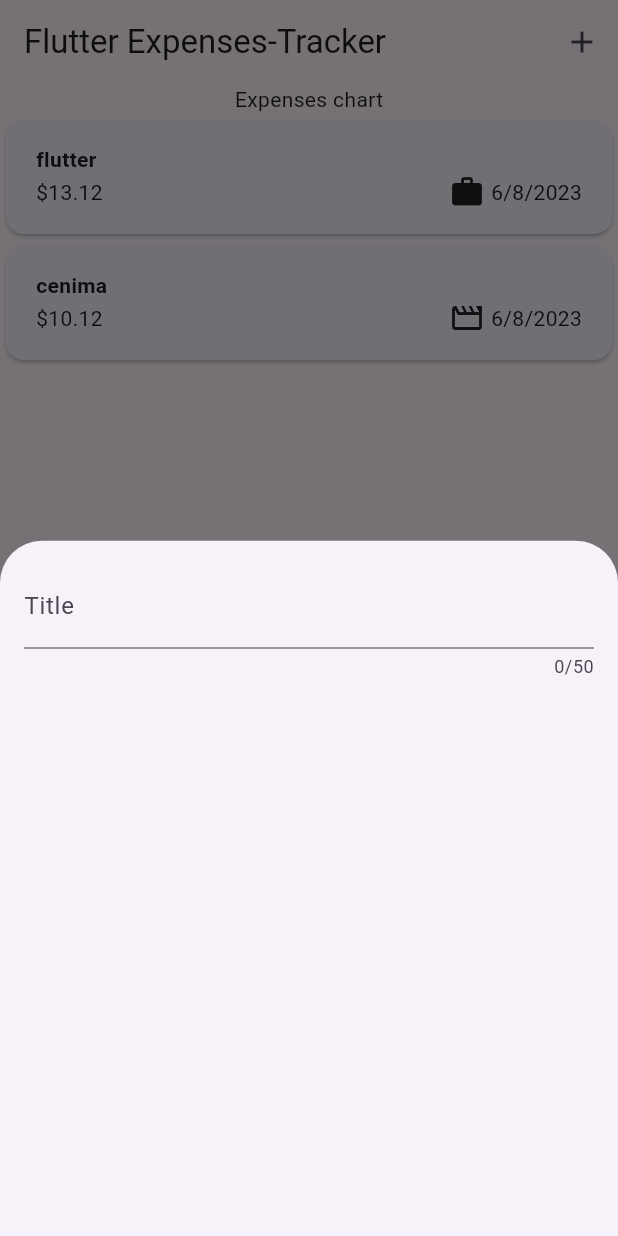
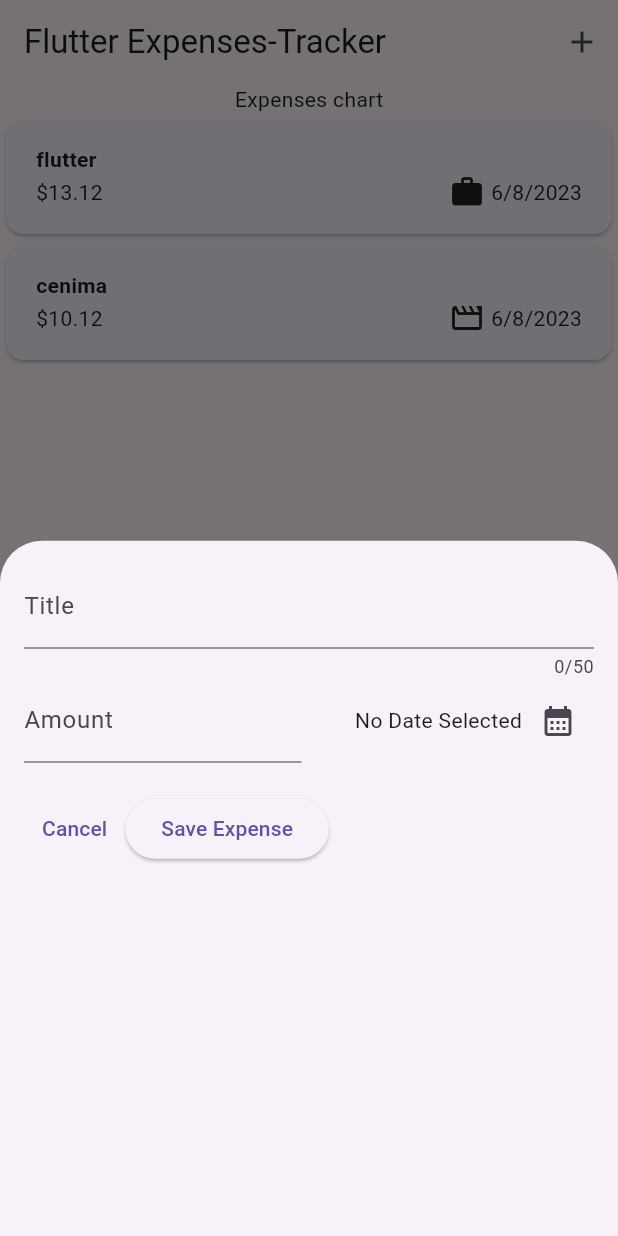
Before and after one commit to akashdevav/Flutter_expense-tracker, a Flutter app: the screen it shows after launch, after a tap on the "add" icon, on a phone screen of 412 x 824 dp. Run offline on Flutter 3.47's test engine with Material 2 defaults, Android fonts, the phone set to English and light mode, and no system bars.

Commit message:
added amount inputfield and also calander buttonicon plus its functionality

```diff
--- a/expense_app/lib/widget/new_expenses.dart
+++ b/expense_app/lib/widget/new_expenses.dart
@@ -1,4 +1,7 @@
 import 'package:flutter/material.dart';
+import 'package:intl/intl.dart';
+
+final formatter = DateFormat.yMd();
 
 class NewExpenses extends StatefulWidget {
   const NewExpenses({super.key});
@@ -8,17 +11,91 @@ class NewExpenses extends StatefulWidget {
 }
 
 class _NewExpensesState extends State<NewExpenses> {
+  final _titleController = TextEditingController();
+  final _amountController = TextEditingController();
+
+  DateTime? _selectDate;
+
+  void _onPressDate() async {
+    final now = DateTime.now();
+    final firstDate = DateTime(now.year - 1, now.month, now.day);
+    final pickedDate = await showDatePicker(
+        context: context,
+        initialDate: now,
+        firstDate: firstDate,
+        lastDate: now);
+        setState(() {
+          _selectDate = pickedDate;
+        });
+  }
+
+  @override
+  void dispose() {
+    _titleController.dispose();
+    _amountController.dispose();
+    super.dispose();
+  }
+
   @override
   Widget build(BuildContext context) {
     return Padding(
       padding: const EdgeInsets.all(16),
       child: Column(
-        children: const [
+        children: [
           TextField(
+            controller: _titleController,
             maxLength: 50,
-            decoration: InputDecoration(
+            decoration: const InputDecoration(
               label: Text('Title'),
             ),
+          ),
+          Row(
+            children: [
+              Expanded(
+                child: TextField(
+                  controller: _amountController,
+                  keyboardType: TextInputType.number,
+                  decoration: const InputDecoration(
+                    prefixText: '\$ ',
+                    label: Text('Amount'),
+                  ),
+                ),
+              ),
+              const SizedBox(width: 10),
+              Expanded(
+                child: Row(
+                  mainAxisAlignment: MainAxisAlignment.end,
+                  crossAxisAlignment: CrossAxisAlignment.center,
+                  children: [
+                    Flexible(
+                      child: Text(_selectDate == null ? 'No Date Selected' : formatter.format(_selectDate!)),
+                    ),
+                    IconButton(
+                      onPressed: _onPressDate,
+                      icon: const Icon(Icons.calendar_month),
+                    ),
+                  ],
+                ),
+              ),
+            ],
+          ),
+          const SizedBox(height: 20),
+          Row(
+            children: [
+              TextButton(
+                onPressed: () {
+                  Navigator.pop(context);
+                },
+                child: const Text('Cancel'),
+              ),
+              ElevatedButton(
+                onPressed: () {
+                  print(_titleController.text);
+                  print(_amountController.text);
+                },
+                child: const Text('Save Expense'),
+              ),
+            ],
           )
         ],
       ),
```
